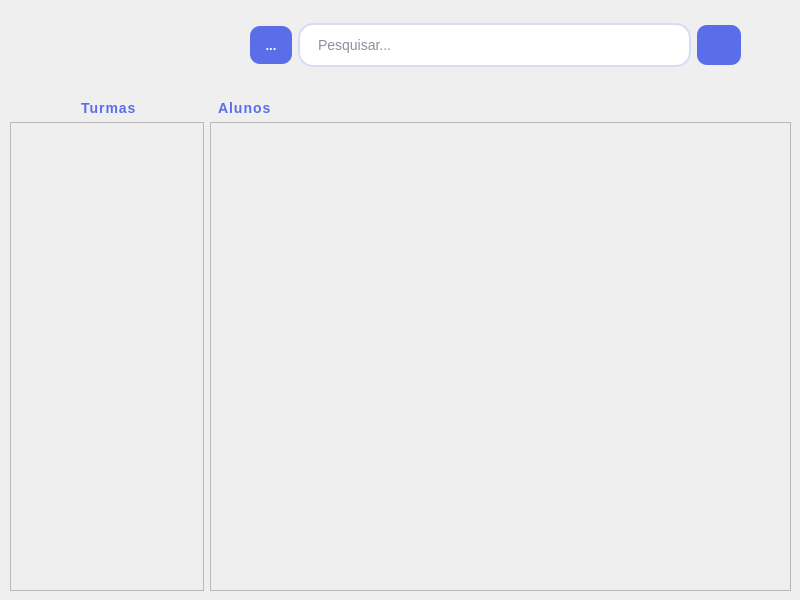
Senac-SOR-ADS/Gerenciamento-Escolar, file App/view/ui/home.ui: the form before one commit.
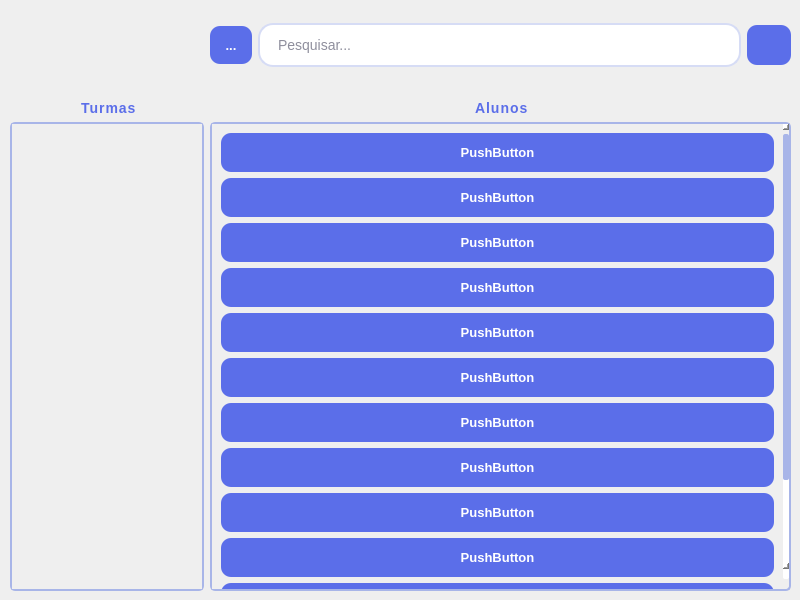
The form after the commit. Icons and pictures are not drawn.

Commit message: home style

```diff
--- a/App/view/ui/home.ui
+++ b/App/view/ui/home.ui
@@ -74,10 +74,6 @@
     background-color: #4A5DD6;
 }
 
-QSrollArea {
-	border: 10px;
-}
-
 QLabel {
 	font-size: 14px;
     font-family: 'Segoe UI', 'SF Pro Text', sans-serif;
@@ -87,17 +83,31 @@
 	color: #5B6EE9;
 }
 
-/*teste*/
-QScrollBar::handle:vertical {
+/*background principal barra*/
+QScrollBar:vertical {
     background: white;
-    min-height: 20px;
+    width: 6px;
+    margin: 10px 0 10px 0;
+	border-radius: 2px;
+ }
+
+/*background barra*/
+ QScrollBar::add-page:vertical, QScrollBar::sub-page:vertical {
+	 background: none;
 }
-QScrollBar::up-arrow:vertical, QScrollBar::down-arrow:vertical {
-    border: 2px solid #4A5DD6;
-    width: 3px;
-    height: 3px;
-    background: white;
-}</string>
+
+/*barra de rolagem*/
+ QScrollBar::handle:vertical {
+    background: #A8B5E8;
+    min-height: 6px;
+	border-radius: 2px;
+ }
+
+QScrollArea{
+	border-radius: 5px;
+	border: 1.5px solid #A8B5E8;
+}
+</string>
   </property>
   <widget class="QWidget" name="centralwidget">
    <widget class="QWidget" name="layoutWidget">
@@ -129,8 +139,8 @@
            <rect>
             <x>0</x>
             <y>0</y>
-            <width>189</width>
-            <height>460</height>
+            <width>187</width>
+            <height>458</height>
            </rect>
           </property>
           <layout class="QVBoxLayout" name="verticalLayout_6"/>
@@ -141,7 +151,7 @@
      </item>
      <item>
       <layout class="QVBoxLayout" name="verticalLayout_5" stretch="0,0">
-       <item>
+       <item alignment="Qt::AlignHCenter">
         <widget class="QLabel" name="labelAluno">
          <property name="text">
           <string>Alunos</string>
@@ -157,12 +167,104 @@
           <property name="geometry">
            <rect>
             <x>0</x>
-            <y>0</y>
-            <width>576</width>
-            <height>460</height>
+            <y>-22</y>
+            <width>568</width>
+            <height>623</height>
            </rect>
           </property>
-          <layout class="QVBoxLayout" name="verticalLayout_7"/>
+          <layout class="QVBoxLayout" name="verticalLayout_7">
+           <item>
+            <widget class="QPushButton" name="pushButton_5">
+             <property name="text">
+              <string>PushButton</string>
+             </property>
+            </widget>
+           </item>
+           <item>
+            <widget class="QPushButton" name="pushButton_10">
+             <property name="text">
+              <string>PushButton</string>
+             </property>
+            </widget>
+           </item>
+           <item>
+            <widget class="QPushButton" name="pushButton_9">
+             <property name="text">
+              <string>PushButton</string>
+             </property>
+            </widget>
+           </item>
+           <item>
+            <widget class="QPushButton" name="pushButton_8">
+             <property name="text">
+              <string>PushButton</string>
+             </property>
+            </widget>
+           </item>
+           <item>
+            <widget class="QPushButton" name="pushButton_4">
+             <property name="text">
+              <string>PushButton</string>
+             </property>
+            </widget>
+           </item>
+           <item>
+            <widget class="QPushButton" name="pushButton_15">
+             <property name="text">
+              <string>PushButton</string>
+             </property>
+            </widget>
+           </item>
+           <item>
+            <widget class="QPushButton" name="pushButton_14">
+             <property name="text">
+              <string>PushButton</string>
+             </property>
+            </widget>
+           </item>
+           <item>
+            <widget class="QPushButton" name="pushButton_2">
+             <property name="text">
+              <string>PushButton</string>
+             </property>
+            </widget>
+           </item>
+           <item>
+            <widget class="QPushButton" name="pushButton_13">
+             <property name="text">
+              <string>PushButton</string>
+             </property>
+            </widget>
+           </item>
+           <item>
+            <widget class="QPushButton" name="pushButton_12">
+             <property name="text">
+              <string>PushButton</string>
+             </property>
+            </widget>
+           </item>
+           <item>
+            <widget class="QPushButton" name="pushButton_11">
+             <property name="text">
+              <string>PushButton</string>
+             </property>
+            </widget>
+           </item>
+           <item>
+            <widget class="QPushButton" name="pushButton_3">
+             <property name="text">
+              <string>PushButton</string>
+             </property>
+            </widget>
+           </item>
+           <item>
+            <widget class="QPushButton" name="pushButton">
+             <property name="text">
+              <string>PushButton</string>
+             </property>
+            </widget>
+           </item>
+          </layout>
          </widget>
         </widget>
        </item>
@@ -173,9 +275,9 @@
    <widget class="QWidget" name="layoutWidget_2">
     <property name="geometry">
      <rect>
-      <x>250</x>
+      <x>210</x>
       <y>20</y>
-      <width>491</width>
+      <width>581</width>
       <height>51</height>
      </rect>
     </property>
```
